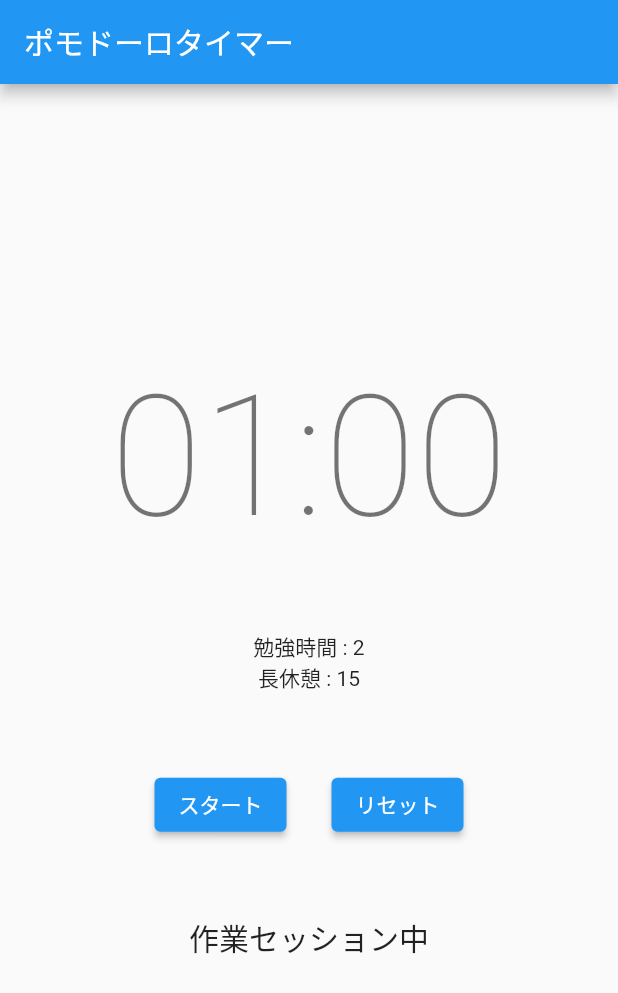
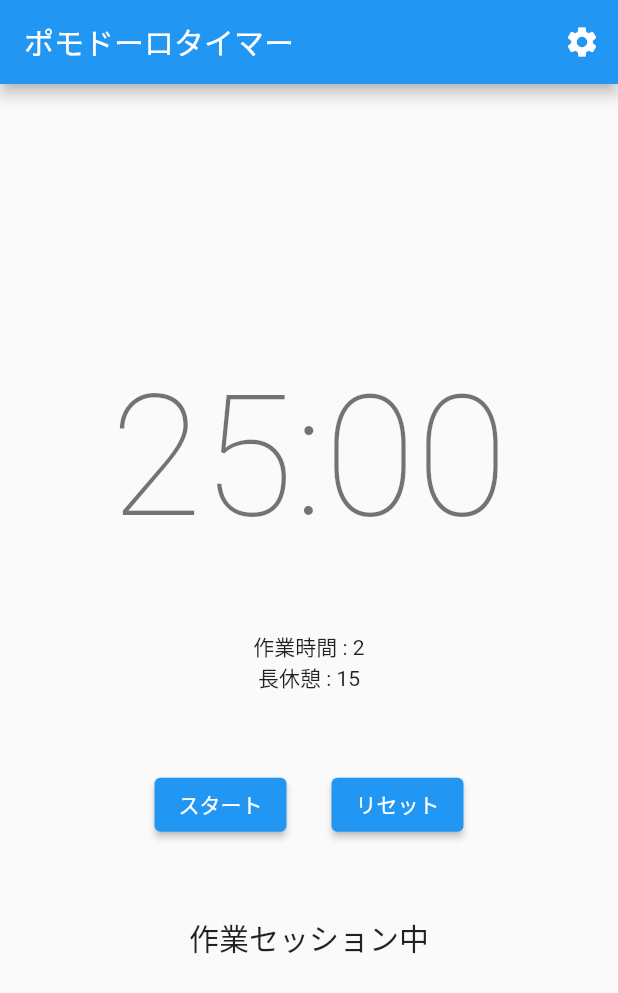
Before and after one commit to kametsun/pomodoro_timer_app, a Flutter app: the screen it shows after launch, on a phone screen of 412 x 824 dp. Shown: the top 993 px of the screen. Run offline on Flutter 3.47's test engine with Material 2 defaults, Android fonts, the phone set to English and light mode, and no system bars.

Commit message:
時間設定画面作成

```diff
--- a/lib/main.dart
+++ b/lib/main.dart
@@ -1,44 +1,67 @@
 import 'package:flutter/material.dart';
 import 'dart:async';
 
-void main(){
-  runApp(PomodoroApp());
+import 'package:pomodoro_timer_app/view/timer_setting_screen.dart';
+
+void main() {
+  runApp(const PomodoroApp());
 }
 
-class PomodoroApp extends StatelessWidget{
+class PomodoroApp extends StatelessWidget {
+  const PomodoroApp({super.key});
+
   @override
-  Widget build(BuildContext context){
+  Widget build(BuildContext context) {
     return MaterialApp(
       title: "Pomodoro Timer",
       theme: ThemeData(
         primarySwatch: Colors.blue,
       ),
-      home: PomodoroHomePage(title: "ポモドーロタイマー",),
+      home: const PomodoroHomePage(
+        title: "ポモドーロタイマー",
+      ),
     );
   }
 }
+
 // SessionStatus: 作業中, 小休憩, 長休憩か状態を表す
 enum SessionStatus { work, shortBreak, longBreak }
 
-class PomodoroHomePage extends StatefulWidget{
-  PomodoroHomePage({Key? key, required this.title}) : super(key : key);
+class PomodoroHomePage extends StatefulWidget {
+  const PomodoroHomePage({Key? key, required this.title}) : super(key: key);
   final String title;
 
   @override
   _PomodoroHomePageState createState() => _PomodoroHomePageState();
 }
 
-class _PomodoroHomePageState extends State<PomodoroHomePage>{
-  int _studyHours = 2;  //合計時間
-  int _longBreak = 15;  //100分ごとの休憩
-  int _timeRemaining = 1 * 60; //残り時間
-  Timer? _timer;  //スタートするまでnull
+class _PomodoroHomePageState extends State<PomodoroHomePage> {
+  int _workHours = 2; //合計時間
+  int _longBreak = 15; //100分ごとの休憩
+  int _timeRemaining = 25 * 60; //残り時間
+  Timer? _timer; //スタートするまでnull
 
   int _studySessionCount = 0; //何回作業セッションが行われたかカウント
   SessionStatus _sessionStatus = SessionStatus.work; // 初期状態は作業中
 
-  String get sessionLabel{
-    switch(_sessionStatus){
+  void _openSettings() async {
+    //設定画面を開く
+    final result = await Navigator.push(
+      context,
+      MaterialPageRoute(builder: (context) => TimerSettingScreen()),
+    );
+
+    //結果からそれを作業時間に設定する
+    if (result is Map<String, int>) {
+      setState(() {
+        _workHours = result["workTime"] ?? _workHours;
+        _longBreak = result["breakTime"] ?? _longBreak;
+      });
+    }
+  }
+
+  String get sessionLabel {
+    switch (_sessionStatus) {
       case SessionStatus.work:
         return "作業セッション中";
       case SessionStatus.shortBreak:
@@ -50,15 +73,15 @@ class _PomodoroHomePageState extends State<PomodoroHomePage>{
     }
   }
 
-  void _startTimer(){
-    if(_timer != null){
+  void _startTimer() {
+    if (_timer != null) {
       _timer!.cancel();
     }
-    _timer = Timer.periodic(Duration(seconds: 1), (timer) {
+    _timer = Timer.periodic(const Duration(seconds: 1), (timer) {
       setState(() {
-        if(_timeRemaining > 0){
+        if (_timeRemaining > 0) {
           _timeRemaining--;
-        }else{
+        } else {
           timer.cancel();
           _transitionSession();
         }
@@ -66,58 +89,63 @@ class _PomodoroHomePageState extends State<PomodoroHomePage>{
     });
   }
 
-  void _resetTimer(){
+  void _resetTimer() {
     setState(() {
       _timeRemaining = 25 * 60;
       _sessionStatus = SessionStatus.work; //初期状態にリセット
     });
-    if(_timer != null){
+    if (_timer != null) {
       _timer!.cancel();
       _timer = null;
     }
   }
 
-  void _transitionSession(){
+  void _transitionSession() {
     _studySessionCount++;
 
-    //100分ごとに長休憩にする
-    if(_studySessionCount % 4 == 0){
+    //4書いの作業セッションごとに長休憩にする
+    if (_studySessionCount % 4 == 0) {
       _sessionStatus = SessionStatus.longBreak;
       _timeRemaining = _longBreak * 60;
-    }else{
-      _sessionStatus = _sessionStatus ==SessionStatus.work
+    } else {
+      _sessionStatus = _sessionStatus == SessionStatus.work
           ? SessionStatus.shortBreak
           : SessionStatus.work;
 
-      _timeRemaining = _sessionStatus == SessionStatus.work
-          ? 25 * 60
-          : 5 * 60;
+      _timeRemaining = _sessionStatus == SessionStatus.work ? 25 * 60 : 5 * 60;
     }
+
+    _startTimer();
   }
 
-  void _showAlert(BuildContext context){
+  void _showAlert(BuildContext context) {
     showDialog(
         context: context,
-        builder: (BuildContext context){
+        builder: (BuildContext context) {
           return AlertDialog(
-            title: Text("Timer Finished!"),
+            title: const Text("Timer Finished!"),
             actions: <Widget>[
               TextButton(
-                child: Text("Close"),
-                onPressed: (){
-                  Navigator.of(context).pop();
-                }
-              )
+                  child: const Text("Close"),
+                  onPressed: () {
+                    Navigator.of(context).pop();
+                  })
             ],
           );
         });
   }
 
   @override
-  Widget build(BuildContext context){
+  Widget build(BuildContext context) {
     return Scaffold(
       appBar: AppBar(
         title: Text(widget.title),
+        actions: [
+          IconButton(
+            icon: Icon(Icons.settings),
+            onPressed: _openSettings,
+          )
+        ],
       ),
       body: Center(
         child: Column(
@@ -125,27 +153,28 @@ class _PomodoroHomePageState extends State<PomodoroHomePage>{
           children: <Widget>[
             Text(
               "${(_timeRemaining ~/ 60).toString().padLeft(2, "0")}:${(_timeRemaining % 60).toString().padLeft(2, "0")}",
-              style: Theme.of(context).textTheme.headline1,
+              style: Theme.of(context).textTheme.displayLarge,
             ),
-            SizedBox(height: 50),
-            Text("勉強時間 : $_studyHours"),
+            const SizedBox(height: 50),
+            Text("作業時間 : $_workHours"),
             Text("長休憩 : $_longBreak"),
-            SizedBox(height: 50),
+            const SizedBox(height: 50),
             Row(
               mainAxisAlignment: MainAxisAlignment.center,
               children: [
                 ElevatedButton(
-                    onPressed: _startTimer,
-                    child: Text("スタート"),
+                  onPressed: _startTimer,
+                  child: const Text("スタート"),
                 ),
-                SizedBox(width: 30),
-                ElevatedButton(onPressed: _resetTimer,
-                    child: Text("リセット"),
+                const SizedBox(width: 30),
+                ElevatedButton(
+                  onPressed: _resetTimer,
+                  child: const Text("リセット"),
                 )
               ],
             ),
-            SizedBox(height: 50),
-            Text(sessionLabel, style: Theme.of(context).textTheme.headline6)
+            const SizedBox(height: 50),
+            Text(sessionLabel, style: Theme.of(context).textTheme.titleLarge)
           ],
         ),
       ),
```
Also changed, not shown: lib/view/timer_setting_screen.dart (added, +71 -0 lines), lib/view/timer_screen.dart (deleted), 1 other file.
